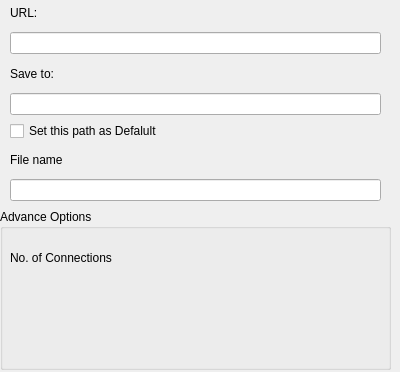
Qt form src/addnewdialog.ui (manox14/qtaria) before a commit.
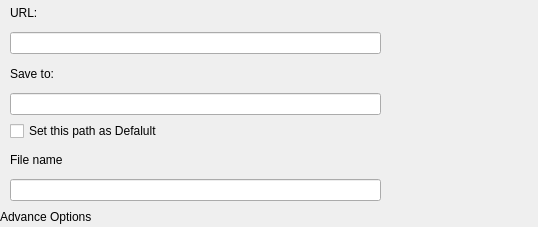
The same form after that commit.

```diff
--- a/src/addnewdialog.ui
+++ b/src/addnewdialog.ui
@@ -6,8 +6,8 @@
    <rect>
     <x>0</x>
     <y>0</y>
-    <width>400</width>
-    <height>372</height>
+    <width>538</width>
+    <height>227</height>
    </rect>
   </property>
   <property name="windowTitle">
@@ -39,7 +39,7 @@
     </property>
    </widget>
   </widget>
-  <widget class="QWidget" name="">
+  <widget class="QWidget" name="layoutWidget">
    <property name="geometry">
     <rect>
      <x>10</x>
```
Left out of the diff: 3 changed lines with no effect on the pictures.
